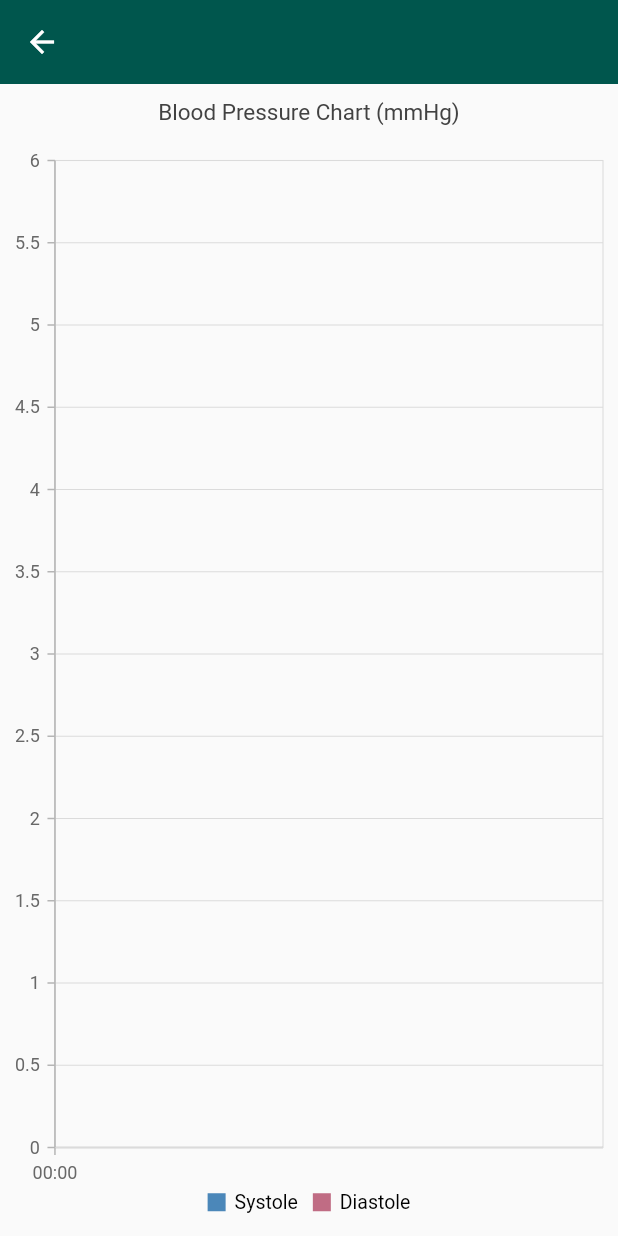
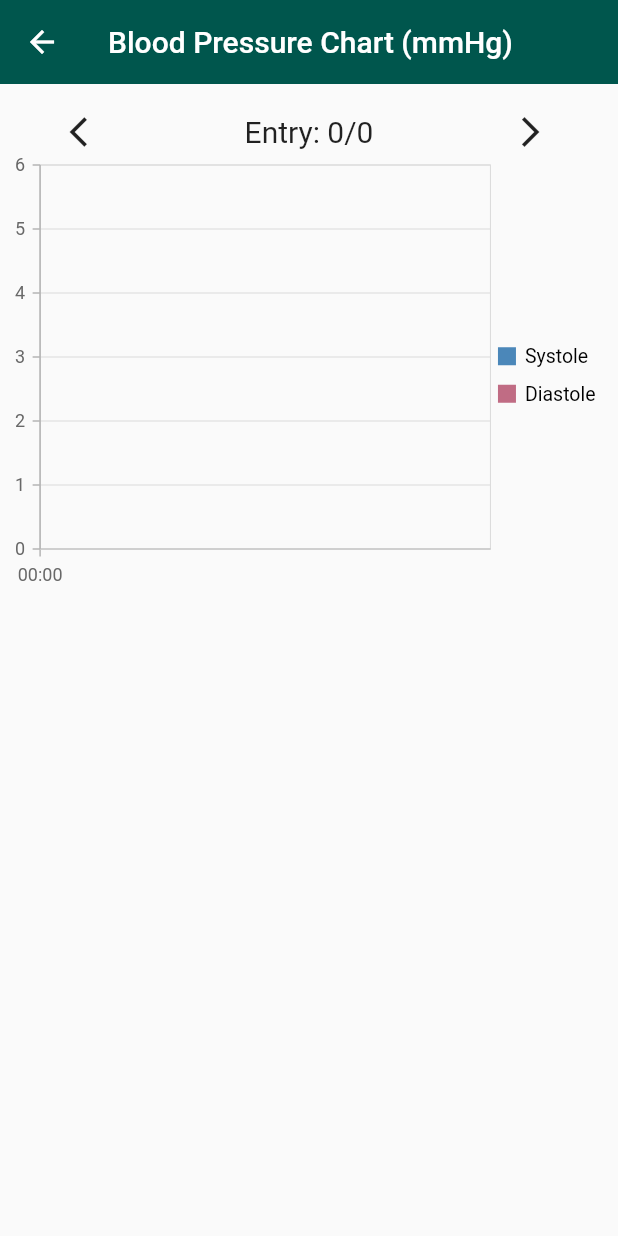
Before and after one commit to akcube/wireWire, a Flutter app: the GridDashboard widget shown alone on an empty page, opened directly, after a tap on "Blood Pressure", on a phone screen of 412 x 824 dp. Run offline on Flutter 3.47's test engine with Material 2 defaults, Android fonts, the phone set to English and light mode, and no system bars; our stand-ins replace cloud_firestore, firebase_auth, firebase_core, flutter_local_notifications, flutter_native_timezone, fluttertoast and 5 more; accounts and stored records are empty; network calls fail.

Commit message:
Added Icons, separate sessions now, notifications file added

```diff
--- a/flutter_website/lib/Charts/blood_pressure.dart
+++ b/flutter_website/lib/Charts/blood_pressure.dart
@@ -7,6 +7,10 @@ import 'package:flutter_website/model/entry_model.dart';
 import 'package:http/http.dart';
 import 'dart:convert';
 import 'dart:async';
+import 'dart:math';
+import 'package:intl/intl.dart';
+
+import '../notification_service.dart';
 
 class BloodPressureScreen extends StatefulWidget {
   BloodPressureScreen({Key? key}) : super(key: key);
@@ -20,8 +24,18 @@ class _BloodPressureScreenState extends State<BloodPressureScreen> {
   late ZoomPanBehavior _zoomPanBehavior;
   User? user = FirebaseAuth.instance.currentUser;
   UserModel loggedInUser = UserModel();
+  DateTime lastEntry = DateTime(1999, 1, 1); // Some old date
+  int currentSession = 10;
+
+  late final NotificationService notificationService;
+  void listenToNotificationStream() =>
+      notificationService.behaviorSubject.listen((payload) {});
+
   @override
   void initState() {
+    notificationService = NotificationService();
+    listenToNotificationStream();
+    notificationService.initializePlatformNotifications();
     super.initState();
     FirebaseFirestore.instance
         .collection("users")
@@ -46,6 +60,7 @@ class _BloodPressureScreenState extends State<BloodPressureScreen> {
   Widget build(BuildContext context) {
     return Scaffold(
       appBar: AppBar(
+        title: Text("Blood Pressure Chart (mmHg)"),
         elevation: 0,
         backgroundColor: const Color(0xFF00564D),
       ),
@@ -54,34 +69,107 @@ class _BloodPressureScreenState extends State<BloodPressureScreen> {
   }
 
   List<EntryModel> thingSpeakData = [];
+  List<List<EntryModel>> separateRecordings = [[]];
 
   void fetchThingSpeakData() async {
     try {
-      print(loggedInUser.thingSpeakChannel);
       Uri thingSpeakURL = Uri.parse(
           'https://api.thingspeak.com/channels/${loggedInUser.thingSpeakChannel ?? 0}/feeds.json?results=1000');
       thingSpeakData.clear();
+      List<List<EntryModel>> temp2 = [[]];
+      DateTime previousEntry = DateTime(1999, 1, 1); // Some old date
       final response = await get(thingSpeakURL);
       final jsonData = jsonDecode(response.body)['feeds'];
+      List<EntryModel> temp = [];
       for (var entry in jsonData) {
+        EntryModel data = EntryModel.fromMap(entry);
+        if (!data.isErroneousDataPoint()) {
+          thingSpeakData.add(data);
+          if (data.createTime!.difference(previousEntry).inMinutes > 20) {
+            temp2.add(temp);
+            temp = [];
+          }
+          previousEntry = data.createTime!;
+          temp.add(data);
+        }
+      }
+      temp2.add(temp);
       setState(() {
-          EntryModel data = EntryModel.fromMap(entry);
-          if (!data.isErroneousDataPoint()) thingSpeakData.add(data);
+        separateRecordings = temp2;
       });
+      if (thingSpeakData.last.createTime!.isAfter(lastEntry)) {
+        lastEntry = thingSpeakData.last.createTime!;
+        //   notificationService.showLocalNotification(
+        //       id: 0,
+        //       title: "Abnormal Readings",
+        //       body: "Please Check your Blood Pressure",
+        //       payload: "You just took water! Huurray!");
       }
     } catch (err) {}
   }
 
+  String timeStamp(DateTime now) {
+    String date = DateFormat('MMM dd HH:mm').format(now);
+    String convertedDateTime =
+        "${now.year.toString()}-${now.month.toString().padLeft(2, '0')}-${now.day.toString().padLeft(2, '0')} ${now.hour.toString().padLeft(2, '0')}:${now.minute.toString().padLeft(2, '0')}";
+    // return convertedDateTime;
+    return date;
+  }
+
   Widget BloodPressureChart() {
-    return SfCartesianChart(
-      title: ChartTitle(text: 'Blood Pressure Chart (mmHg) \n'),
-      legend:
-          Legend(isVisible: true, overflowMode: LegendItemOverflowMode.wrap),
+    String title = '';
+    int currSession =
+        [currentSession, separateRecordings.length - 1].reduce(min);
+    if (separateRecordings[currSession].isNotEmpty) {
+      DateTime now = separateRecordings[currSession].first.createTime!;
+      DateTime later = separateRecordings[currSession].last.createTime!;
+      String convertedDateTime = timeStamp(now);
+      String convertedDateTimeLast = timeStamp(later);
+      title += "$convertedDateTime to $convertedDateTimeLast";
+    }
+    return Column(
+      crossAxisAlignment: CrossAxisAlignment.center,
+      children: [
+        const SizedBox(
+          height: 20,
+        ),
+        Row(
+          mainAxisAlignment: MainAxisAlignment.spaceAround,
+          children: [
+            InkWell(
+              onTap: () {
+                setState(() {
+                  currentSession = [currentSession - 1, 1].reduce(max);
+                });
+              }, // button pressed
+              child: const Icon(Icons.arrow_back_ios), // icon
+            ),
+            Text(
+              "Entry: $currSession/${separateRecordings.length - 1}",
+              style: const TextStyle(fontSize: 20),
+            ),
+            InkWell(
+              onTap: () {
+                setState(() {
+                  currentSession = [
+                    currentSession + 1,
+                    separateRecordings.length - 1
+                  ].reduce(min);
+                });
+              }, // button pressed
+              child: const Icon(Icons.arrow_forward_ios), // icon
+            ),
+          ],
+        ),
+        SfCartesianChart(
+          title: ChartTitle(text: title),
+          legend: Legend(
+              isVisible: true, overflowMode: LegendItemOverflowMode.wrap),
           tooltipBehavior: _tooltipBehavior,
           zoomPanBehavior: _zoomPanBehavior,
           series: <ChartSeries>[
             LineSeries<EntryModel, DateTime>(
-          dataSource: thingSpeakData,
+              dataSource: separateRecordings[currSession],
               xValueMapper: (EntryModel data, _) => data.createTime,
               yValueMapper: (EntryModel data, _) => data.systolic,
               dataLabelSettings: const DataLabelSettings(isVisible: false),
@@ -89,7 +177,7 @@ class _BloodPressureScreenState extends State<BloodPressureScreen> {
               enableTooltip: true,
             ),
             LineSeries<EntryModel, DateTime>(
-          dataSource: thingSpeakData,
+              dataSource: separateRecordings[currSession],
               xValueMapper: (EntryModel data, _) => data.createTime,
               yValueMapper: (EntryModel data, _) => data.diastolic,
               dataLabelSettings: const DataLabelSettings(isVisible: false),
@@ -98,7 +186,10 @@ class _BloodPressureScreenState extends State<BloodPressureScreen> {
             ),
           ],
           primaryXAxis: DateTimeAxis(),
-      primaryYAxis: NumericAxis(edgeLabelPlacement: EdgeLabelPlacement.shift),
+          primaryYAxis:
+              NumericAxis(edgeLabelPlacement: EdgeLabelPlacement.shift),
+        )
+      ],
     );
   }
 }
--- a/flutter_website/lib/main.dart
+++ b/flutter_website/lib/main.dart
@@ -18,7 +18,7 @@ void main() async {
 
 class MyApp extends StatelessWidget {
   final User? user;
-  const MyApp({
+  MyApp({
     super.key,
     required this.user,
   });
--- /dev/null
+++ b/flutter_website/lib/notification_service.dart
@@ -0,0 +1,99 @@
+import 'dart:io';
+import 'dart:ui';
+
+import 'package:flutter_local_notifications/flutter_local_notifications.dart';
+import 'package:flutter_native_timezone/flutter_native_timezone.dart';
+import 'package:rxdart/subjects.dart';
+import 'package:timezone/data/latest_all.dart' as tz;
+import 'package:timezone/timezone.dart' as tz;
+
+class NotificationService {
+  NotificationService();
+
+  final _localNotifications = FlutterLocalNotificationsPlugin();
+  final BehaviorSubject<String> behaviorSubject = BehaviorSubject();
+
+  Future<void> initializePlatformNotifications() async {
+    const AndroidInitializationSettings initializationSettingsAndroid =
+        AndroidInitializationSettings('welcome');
+
+    final IOSInitializationSettings initializationSettingsIOS =
+        IOSInitializationSettings(
+            requestSoundPermission: true,
+            requestBadgePermission: true,
+            requestAlertPermission: true,
+            onDidReceiveLocalNotification: onDidReceiveLocalNotification);
+
+    final InitializationSettings initializationSettings =
+        InitializationSettings(
+      android: initializationSettingsAndroid,
+      iOS: initializationSettingsIOS,
+    );
+
+    await _localNotifications.initialize(initializationSettings,
+        onSelectNotification: selectNotification);
+  }
+
+  void onDidReceiveLocalNotification(
+      int id, String? title, String? body, String? payload) {
+    print('id $id');
+  }
+
+  void selectNotification(String? payload) {
+    if (payload != null && payload.isNotEmpty) {
+      behaviorSubject.add(payload);
+    }
+  }
+
+  Future<NotificationDetails> _notificationDetails() async {
+    // final bigPicture = await DownloadUtil.downloadAndSaveFile(
+    //     "https://images.unsplash.com/photo-1624948465027-6f9b51067557?ixlib=rb-1.2.1&ixid=MnwxMjA3fDB8MHxwaG90by1wYWdlfHx8fGVufDB8fHx8&auto=format&fit=crop&w=1470&q=80",
+    //     "drinkwater");
+
+    AndroidNotificationDetails androidPlatformChannelSpecifics =
+        AndroidNotificationDetails(
+      'channel id',
+      'channel name',
+      groupKey: 'com.example.flutter_push_notifications',
+      channelDescription: 'channel description',
+      importance: Importance.max,
+      priority: Priority.max,
+      playSound: true,
+      ticker: 'ticker',
+      largeIcon: const DrawableResourceAndroidBitmap('welcome'),
+      color: const Color(0xff2196f3),
+    );
+
+    IOSNotificationDetails iosNotificationDetails = IOSNotificationDetails(
+      threadIdentifier: "thread1",
+      // attachments: <IOSNotificationAttachment>[
+      //   IOSNotificationAttachment(bigPicture)
+      // ]
+    );
+
+    final details = await _localNotifications.getNotificationAppLaunchDetails();
+    if (details != null && details.didNotificationLaunchApp) {
+      behaviorSubject.add(details.payload!);
+    }
+    NotificationDetails platformChannelSpecifics = NotificationDetails(
+        android: androidPlatformChannelSpecifics, iOS: iosNotificationDetails);
+
+    return platformChannelSpecifics;
+  }
+
+  Future<void> showLocalNotification({
+    required int id,
+    required String title,
+    required String body,
+    required String payload,
+  }) async {
+    final platformChannelSpecifics = await _notificationDetails();
+    await _localNotifications.show(
+      id,
+      title,
+      body,
+      platformChannelSpecifics,
+      payload: payload,
+    );
+  }
+}
--- a/flutter_website/pubspec.yaml
+++ b/flutter_website/pubspec.yaml
@@ -37,10 +37,15 @@ dependencies:
   flutter:
     sdk: flutter
   flutter_dotenv: ^5.0.2
+  flutter_local_notifications: ^9.9.1
+  flutter_native_timezone: ^2.0.0
   fluttertoast: ^8.0.9
   font_awesome_flutter: ^10.1.0
   google_fonts: ^3.0.1
   http: ^0.13.5
+  intl: ^0.17.0
+  path_provider: ^2.0.11
+  rxdart: ^0.27.5
   syncfusion_flutter_charts: ^20.2.46
 
 dev_dependencies:
```
Also changed, not shown: flutter_website/lib/Home/gridDashboard.dart (+6 -3 lines), 9 other files. Lines whose indentation alone changed are shown as unchanged.
